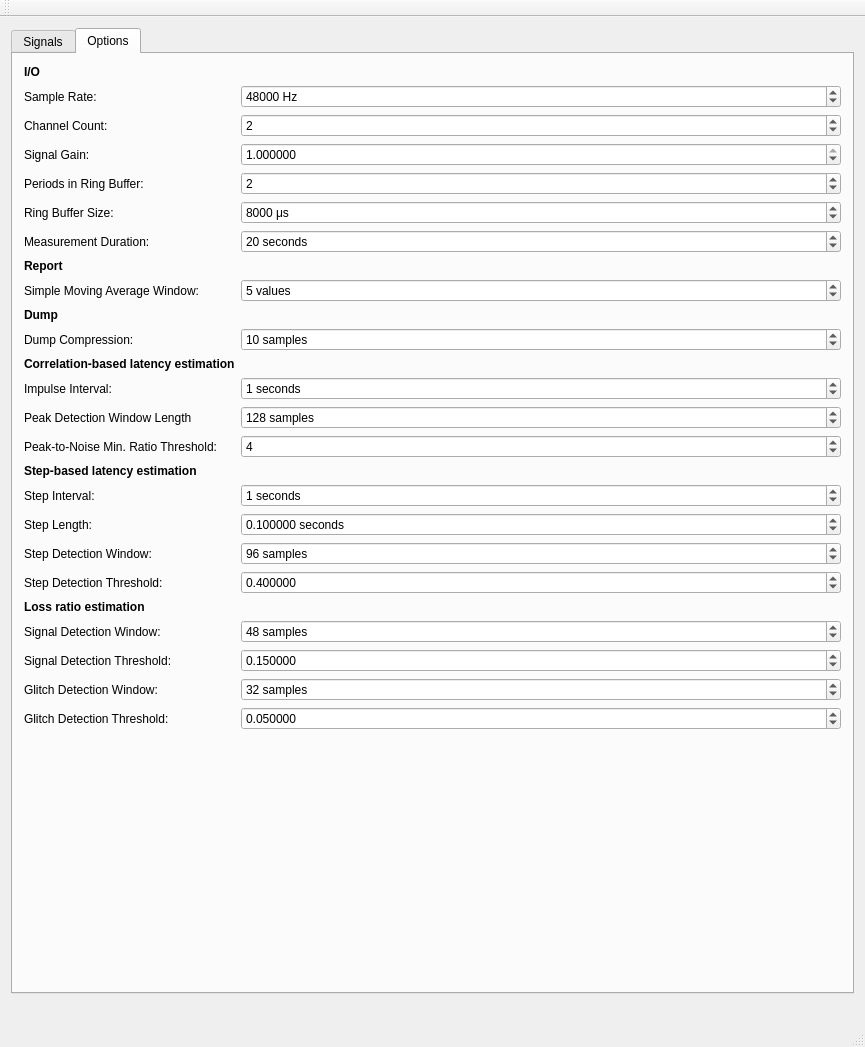
Before: the Qt Designer form src/gui/MainWindow.ui in gavv/signal-estimator, drawn with Qt 5.
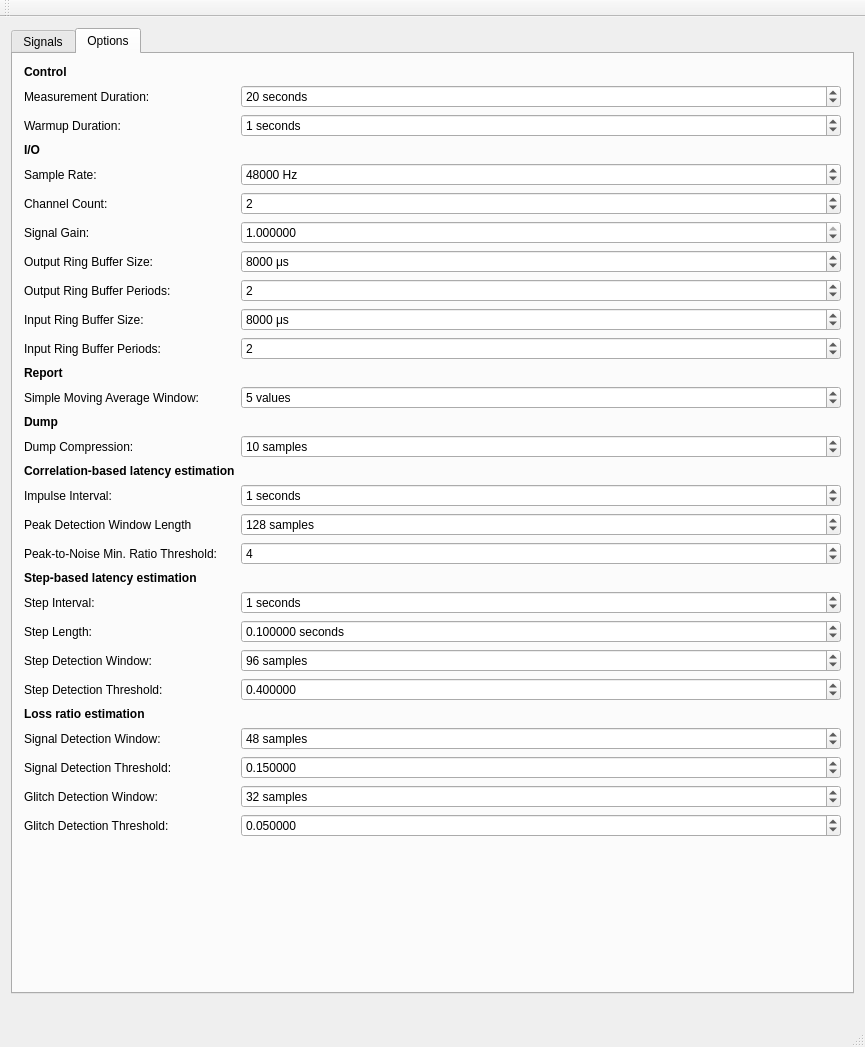
After: the same form once the commit is applied. The open tabs and pages were chosen to show the change. Custom widgets are drawn as their Qt base class.

Commit message:
Add warmup and input ring buffer options to GUI
Also add missing tooltips

```diff
--- a/src/gui/MainWindow.ui
+++ b/src/gui/MainWindow.ui
@@ -381,6 +381,19 @@
        </attribute>
        <layout class="QFormLayout" name="formLayout">
         <item row="0" column="0">
+         <widget class="QLabel" name="ControlOptionsTitle">
+          <property name="font">
+           <font>
+            <weight>75</weight>
+            <bold>true</bold>
+           </font>
+          </property>
+          <property name="text">
+           <string>Control</string>
+          </property>
+         </widget>
+        </item>
+        <item row="4" column="0">
          <widget class="QLabel" name="IOOptionsTitle">
           <property name="font">
            <font>
@@ -393,7 +406,7 @@
           </property>
          </widget>
         </item>
-        <item row="1" column="0">
+        <item row="5" column="0">
          <widget class="QLabel" name="SampleRateLabel">
           <property name="toolTip">
            <string/>
@@ -406,7 +419,7 @@
           </property>
          </widget>
         </item>
-        <item row="1" column="1">
+        <item row="5" column="1">
          <widget class="QSpinBox" name="SampleRate">
           <property name="suffix">
            <string> Hz</string>
@@ -422,14 +435,14 @@
           </property>
          </widget>
         </item>
-        <item row="2" column="0">
+        <item row="6" column="0">
          <widget class="QLabel" name="ChannelCountLabel">
           <property name="text">
            <string>Channel Count:</string>
           </property>
          </widget>
         </item>
-        <item row="2" column="1">
+        <item row="6" column="1">
          <widget class="QSpinBox" name="ChannelCount">
           <property name="minimum">
            <number>1</number>
@@ -442,7 +455,7 @@
           </property>
          </widget>
         </item>
-        <item row="3" column="0">
+        <item row="7" column="0">
          <widget class="QLabel" name="SignalGainLabel">
           <property name="toolTip">
            <string>Output signal gain, from 0 to 1</string>
@@ -452,7 +465,7 @@
           </property>
          </widget>
         </item>
-        <item row="3" column="1">
+        <item row="7" column="1">
          <widget class="QDoubleSpinBox" name="SignalGain">
           <property name="decimals">
            <number>6</number>
@@ -471,18 +484,18 @@
           </property>
          </widget>
         </item>
-        <item row="4" column="0">
-         <widget class="QLabel" name="PRBLabel">
+        <item row="9" column="0">
+         <widget class="QLabel" name="OutputPeriodsLabel">
           <property name="toolTip">
            <string>Number of periods in output ring buffer</string>
           </property>
           <property name="text">
-           <string>Periods in Ring Buffer:</string>
+           <string>Output Ring Buffer Periods:</string>
           </property>
          </widget>
         </item>
-        <item row="4" column="1">
-         <widget class="QSpinBox" name="PRB">
+        <item row="9" column="1">
+         <widget class="QSpinBox" name="OutputPeriods">
           <property name="minimum">
            <number>0</number>
           </property>
@@ -497,65 +510,7 @@
           </property>
          </widget>
         </item>
-        <item row="5" column="0">
-         <widget class="QLabel" name="RBSLabel">
-          <property name="toolTip">
-           <string>Output ring buffer size, microseconds</string>
-          </property>
-          <property name="text">
-           <string>Ring Buffer Size:</string>
-          </property>
-         </widget>
-        </item>
-        <item row="5" column="1">
-         <widget class="QSpinBox" name="RBS">
-          <property name="suffix">
-           <string> μs</string>
-          </property>
-          <property name="minimum">
-           <number>0</number>
-          </property>
-          <property name="maximum">
-           <number>2147483647</number>
-          </property>
-          <property name="singleStep">
-           <number>1</number>
-          </property>
-          <property name="value">
-           <number>8000</number>
-          </property>
-         </widget>
-        </item>
-        <item row="6" column="0">
-         <widget class="QLabel" name="DurationLabel">
-          <property name="toolTip">
-           <string>Limit measurement duration, seconds (zero for no limit)</string>
-          </property>
-          <property name="text">
-           <string>Measurement Duration:</string>
-          </property>
-         </widget>
-        </item>
-        <item row="6" column="1">
-         <widget class="QSpinBox" name="Duration">
-          <property name="suffix">
-           <string> seconds</string>
-          </property>
-          <property name="minimum">
-           <number>0</number>
-          </property>
-          <property name="maximum">
-           <number>2147483647</number>
-          </property>
-          <property name="singleStep">
-           <number>1</number>
-          </property>
-          <property name="value">
-           <number>20</number>
-          </property>
-         </widget>
-        </item>
-        <item row="7" column="0">
+        <item row="12" column="0">
          <widget class="QLabel" name="ReportOptionsTitle">
           <property name="font">
            <font>
@@ -568,7 +523,7 @@
           </property>
          </widget>
         </item>
-        <item row="8" column="0">
+        <item row="13" column="0">
          <widget class="QLabel" name="SMALabel">
           <property name="toolTip">
            <string>Simple Moving Average window for latency reports</string>
@@ -581,7 +536,7 @@
           </property>
          </widget>
         </item>
-        <item row="8" column="1">
+        <item row="13" column="1">
          <widget class="QSpinBox" name="SMA">
           <property name="suffix">
            <string> values</string>
@@ -594,7 +549,7 @@
           </property>
          </widget>
         </item>
-        <item row="9" column="0">
+        <item row="14" column="0">
          <widget class="QLabel" name="DumpOptionsTitle">
           <property name="font">
            <font>
@@ -607,8 +562,8 @@
           </property>
          </widget>
         </item>
-        <item row="11" column="0">
-         <widget class="QLabel" name="Label1_11">
+        <item row="16" column="0">
+         <widget class="QLabel" name="DCLabel_2">
           <property name="toolTip">
            <string>Compress dumped samples by given ratio using SMA</string>
           </property>
@@ -617,7 +572,7 @@
           </property>
          </widget>
         </item>
-        <item row="11" column="1">
+        <item row="16" column="1">
          <widget class="QSpinBox" name="DC">
           <property name="suffix">
            <string> samples</string>
@@ -630,7 +585,7 @@
           </property>
          </widget>
         </item>
-        <item row="12" column="0">
+        <item row="17" column="0">
          <widget class="QLabel" name="LatencyCorrOptionsTitle">
           <property name="font">
            <font>
@@ -643,7 +598,7 @@
           </property>
          </widget>
         </item>
-        <item row="13" column="0">
+        <item row="18" column="0">
          <widget class="QLabel" name="ImpulseIntervalLabel">
           <property name="toolTip">
            <string>Impulse interval, seconds</string>
@@ -653,7 +608,7 @@
           </property>
          </widget>
         </item>
-        <item row="13" column="1">
+        <item row="18" column="1">
          <widget class="QSpinBox" name="ImpulseInterval">
           <property name="suffix">
            <string> seconds</string>
@@ -666,7 +621,7 @@
           </property>
          </widget>
         </item>
-        <item row="14" column="0">
+        <item row="19" column="0">
          <widget class="QLabel" name="PeakDWLLabel">
           <property name="toolTip">
            <string>Peak detection window length, samples</string>
@@ -676,7 +631,7 @@
           </property>
          </widget>
         </item>
-        <item row="14" column="1">
+        <item row="19" column="1">
          <widget class="QSpinBox" name="PeakDWL">
           <property name="suffix">
            <string> samples</string>
@@ -689,7 +644,7 @@
           </property>
          </widget>
         </item>
-        <item row="15" column="0">
+        <item row="20" column="0">
          <widget class="QLabel" name="PeakToNoiseMRTLabel">
           <property name="toolTip">
            <string>The peak-to-noise minimum ratio threshold</string>
@@ -699,7 +654,7 @@
           </property>
          </widget>
         </item>
-        <item row="15" column="1">
+        <item row="20" column="1">
          <widget class="QSpinBox" name="PeakToNoiseMRT">
           <property name="maximum">
            <number>2147483647</number>
@@ -709,7 +664,7 @@
           </property>
          </widget>
         </item>
-        <item row="16" column="0">
+        <item row="21" column="0">
          <widget class="QLabel" name="LatencyStepOptionsTItle">
           <property name="font">
            <font>
@@ -722,7 +677,7 @@
           </property>
          </widget>
         </item>
-        <item row="17" column="0">
+        <item row="22" column="0">
          <widget class="QLabel" name="StepIntervalLabel">
           <property name="toolTip">
            <string>Step interval, seconds</string>
@@ -732,7 +687,7 @@
           </property>
          </widget>
         </item>
-        <item row="17" column="1">
+        <item row="22" column="1">
          <widget class="QSpinBox" name="StepInterval">
           <property name="suffix">
            <string> seconds</string>
@@ -745,7 +700,7 @@
           </property>
          </widget>
         </item>
-        <item row="18" column="0">
+        <item row="23" column="0">
          <widget class="QLabel" name="StepLengthLabel">
           <property name="toolTip">
            <string>Step length, seconds</string>
@@ -755,7 +710,7 @@
           </property>
          </widget>
         </item>
-        <item row="18" column="1">
+        <item row="23" column="1">
          <widget class="QDoubleSpinBox" name="StepLength">
           <property name="suffix">
            <string> seconds</string>
@@ -774,7 +729,7 @@
           </property>
          </widget>
         </item>
-        <item row="19" column="0">
+        <item row="24" column="0">
          <widget class="QLabel" name="StepDWLabel">
           <property name="toolTip">
            <string>Step detection running maximum window, samples</string>
@@ -784,7 +739,7 @@
           </property>
          </widget>
         </item>
-        <item row="19" column="1">
+        <item row="24" column="1">
          <widget class="QSpinBox" name="StepDW">
           <property name="suffix">
            <string> samples</string>
@@ -800,7 +755,7 @@
           </property>
          </widget>
         </item>
-        <item row="20" column="0">
+        <item row="25" column="0">
          <widget class="QLabel" name="StepDTLabel">
           <property name="toolTip">
            <string>Step detection threshold, from 0 to 1</string>
@@ -810,7 +765,7 @@
           </property>
          </widget>
         </item>
-        <item row="20" column="1">
+        <item row="25" column="1">
          <widget class="QDoubleSpinBox" name="StepDT">
           <property name="decimals">
            <number>6</number>
@@ -826,7 +781,7 @@
           </property>
          </widget>
         </item>
-        <item row="21" column="0">
+        <item row="26" column="0">
          <widget class="QLabel" name="LossOptionsTitle">
           <property name="font">
            <font>
@@ -839,7 +794,7 @@
           </property>
          </widget>
         </item>
-        <item row="22" column="0">
+        <item row="27" column="0">
          <widget class="QLabel" name="SigDWLabel">
           <property name="toolTip">
            <string>Signal detection running maximum window, samples</string>
@@ -849,7 +804,7 @@
           </property>
          </widget>
         </item>
-        <item row="22" column="1">
+        <item row="27" column="1">
          <widget class="QSpinBox" name="SigDW">
           <property name="suffix">
            <string> samples</string>
@@ -862,7 +817,7 @@
           </property>
          </widget>
         </item>
-        <item row="23" column="0">
+        <item row="28" column="0">
          <widget class="QLabel" name="SigDTLabel">
           <property name="toolTip">
            <string>Signal detection threshold, from 0 to 1</string>
@@ -872,7 +827,7 @@
           </property>
          </widget>
         </item>
-        <item row="23" column="1">
+        <item row="28" column="1">
          <widget class="QDoubleSpinBox" name="SigDT">
           <property name="decimals">
            <number>6</number>
@@ -888,7 +843,7 @@
           </property>
          </widget>
         </item>
-        <item row="24" column="0">
+        <item row="29" column="0">
          <widget class="QLabel" name="GliDWLabel">
           <property name="toolTip">
            <string>Glitch detection running maximum window, samples</string>
@@ -898,7 +853,7 @@
           </property>
          </widget>
         </item>
-        <item row="24" column="1">
+        <item row="29" column="1">
          <widget class="QSpinBox" name="GliDW">
           <property name="suffix">
            <string> samples</string>
@@ -911,7 +866,7 @@
           </property>
          </widget>
         </item>
-        <item row="25" column="0">
+        <item row="30" column="0">
          <widget class="QLabel" name="GliDTLabel">
           <property name="toolTip">
            <string>Glitch detection threshold, from 0 to 1</string>
@@ -921,7 +876,7 @@
           </property>
          </widget>
         </item>
-        <item row="25" column="1">
+        <item row="30" column="1">
          <widget class="QDoubleSpinBox" name="GliDT">
           <property name="decimals">
            <number>6</number>
@@ -937,6 +892,148 @@
           </property>
          </widget>
         </item>
+        <item row="1" column="0">
+         <widget class="QLabel" name="DurationLabel">
+          <property name="toolTip">
+           <string>Limit measurement duration, seconds (zero for no limit)</string>
+          </property>
+          <property name="text">
+           <string>Measurement Duration:</string>
+          </property>
+         </widget>
+        </item>
+        <item row="1" column="1">
+         <widget class="QSpinBox" name="Duration">
+          <property name="suffix">
+           <string> seconds</string>
+          </property>
+          <property name="minimum">
+           <number>0</number>
+          </property>
+          <property name="maximum">
+           <number>2147483647</number>
+          </property>
+          <property name="singleStep">
+           <number>1</number>
+          </property>
+          <property name="value">
+           <number>20</number>
+          </property>
+         </widget>
+        </item>
+        <item row="2" column="0">
+         <widget class="QLabel" name="WarmupLabel">
+          <property name="toolTip">
+           <string>Warmup duration, seconds (zero for no warmup)</string>
+          </property>
+          <property name="text">
+           <string>Warmup Duration:</string>
+          </property>
+         </widget>
+        </item>
+        <item row="2" column="1">
+         <widget class="QSpinBox" name="Warmup">
+          <property name="suffix">
+           <string> seconds</string>
+          </property>
+          <property name="minimum">
+           <number>0</number>
+          </property>
+          <property name="maximum">
+           <number>2147483647</number>
+          </property>
+          <property name="singleStep">
+           <number>1</number>
+          </property>
+          <property name="value">
+           <number>1</number>
+          </property>
+         </widget>
+        </item>
+        <item row="8" column="0">
+         <widget class="QLabel" name="OutputBufferLabel">
+          <property name="toolTip">
+           <string>Output ring buffer size, microseconds</string>
+          </property>
+          <property name="text">
+           <string>Output Ring Buffer Size:</string>
+          </property>
+         </widget>
+        </item>
+        <item row="8" column="1">
+         <widget class="QSpinBox" name="OutputBuffer">
+          <property name="suffix">
+           <string> μs</string>
+          </property>
+          <property name="minimum">
+           <number>0</number>
+          </property>
+          <property name="maximum">
+           <number>2147483647</number>
+          </property>
+          <property name="singleStep">
+           <number>1</number>
+          </property>
+          <property name="value">
+           <number>8000</number>
+          </property>
+         </widget>
+        </item>
+        <item row="10" column="0">
+         <widget class="QLabel" name="InputBufferLabel">
+          <property name="toolTip">
+           <string>Input ring buffer size, microseconds</string>
+          </property>
+          <property name="text">
+           <string>Input Ring Buffer Size:</string>
+          </property>
+         </widget>
+        </item>
+        <item row="11" column="0">
+         <widget class="QLabel" name="InputPeriodsLabel">
+          <property name="toolTip">
+           <string>Number of periods in input ring buffer</string>
+          </property>
+          <property name="text">
+           <string>Input Ring Buffer Periods:</string>
+          </property>
+         </widget>
+        </item>
+        <item row="10" column="1">
+         <widget class="QSpinBox" name="InputBuffer">
+          <property name="suffix">
+           <string> μs</string>
+          </property>
+          <property name="minimum">
+           <number>0</number>
+          </property>
+          <property name="maximum">
+           <number>2147483647</number>
+          </property>
+          <property name="singleStep">
+           <number>1</number>
+          </property>
+          <property name="value">
+           <number>8000</number>
+          </property>
+         </widget>
+        </item>
+        <item row="11" column="1">
+         <widget class="QSpinBox" name="InputPeriods">
+          <property name="minimum">
+           <number>0</number>
+          </property>
+          <property name="maximum">
+           <number>2147483647</number>
+          </property>
+          <property name="singleStep">
+           <number>1</number>
+          </property>
+          <property name="value">
+           <number>2</number>
+          </property>
+         </widget>
+        </item>
        </layout>
       </widget>
      </widget>
```
Left out of the diff: 5 changed lines with no effect on the pictures. The commit also changes 1 other file.
